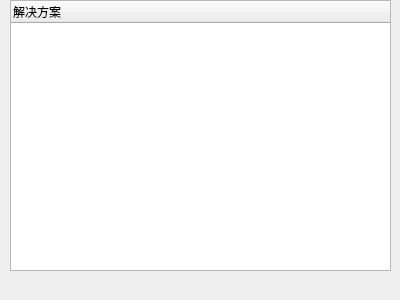
Before: the Qt Designer form AIEditor/QtAIEditor/ProjectWidget.ui in atom-chen/Tools-2, drawn with Qt 5.
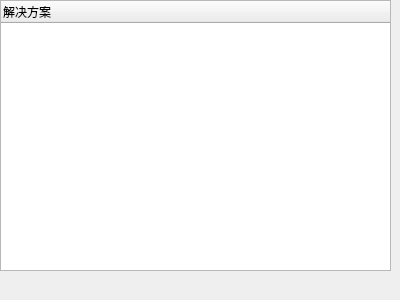
After: the same form once the commit is applied.

What changed in the file:
```diff
--- a/AIEditor/QtAIEditor/ProjectWidget.ui
+++ b/AIEditor/QtAIEditor/ProjectWidget.ui
@@ -14,20 +14,26 @@
    <string>ProjectWidget</string>
   </property>
   <widget class="QWidget" name="dockWidgetContents">
-   <widget class="QTreeWidget" name="treeWidget">
+   <widget class="QWidget" name="verticalLayoutWidget">
     <property name="geometry">
      <rect>
-      <x>10</x>
+      <x>0</x>
       <y>0</y>
-      <width>381</width>
+      <width>391</width>
       <height>271</height>
      </rect>
     </property>
+    <layout class="QVBoxLayout" name="verticalLayout">
+     <item>
+      <widget class="QTreeWidget" name="treeWidget">
     <column>
      <property name="text">
       <string>解决方案</string>
      </property>
     </column>
+      </widget>
+     </item>
+    </layout>
    </widget>
   </widget>
  </widget>
```
Lines whose indentation alone changed are shown as unchanged.
